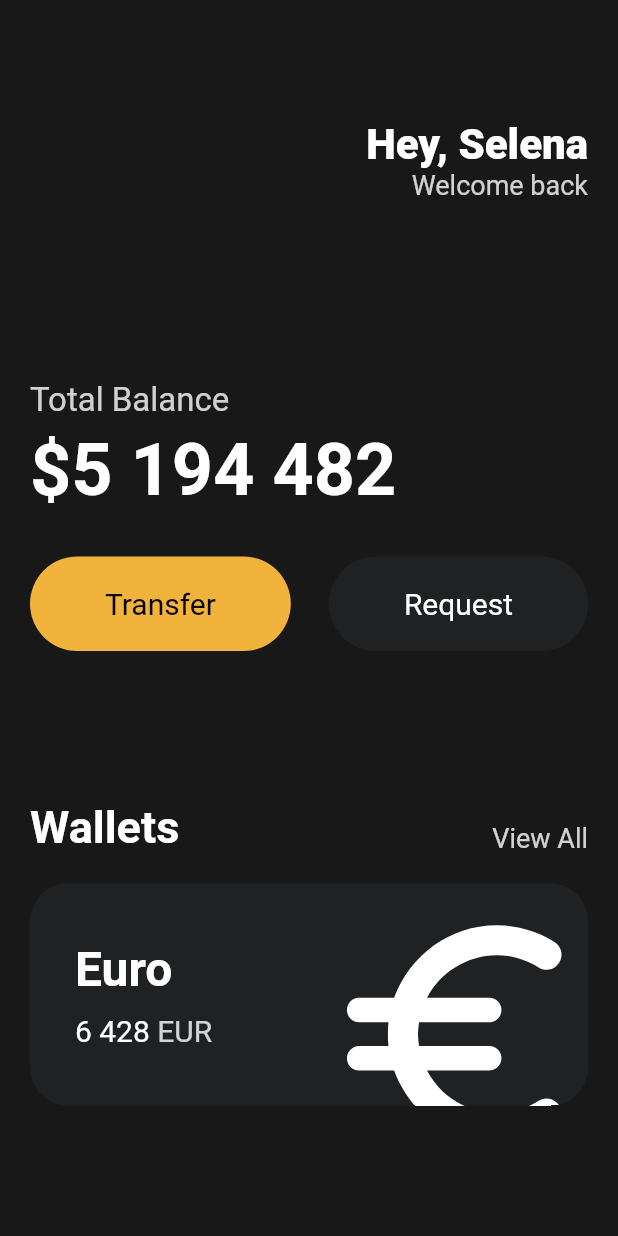
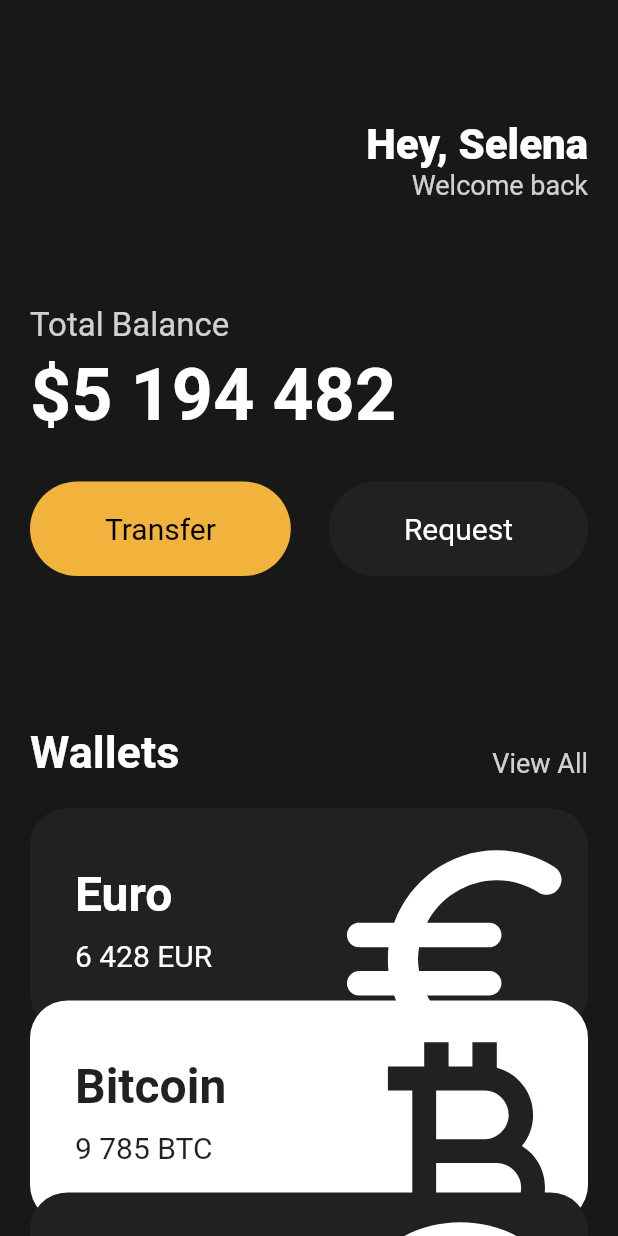
Before and after one commit to haribo09876/Toonflix, a Flutter app: the screen it shows after launch, on a phone screen of 412 x 824 dp. Run offline on Flutter 3.47's test engine with Material 2 defaults, Android fonts, the phone set to English and light mode, and no system bars.

Commit message:
20230714
by KYW

```diff
--- a/lib/main.dart
+++ b/lib/main.dart
@@ -1,5 +1,6 @@
 import 'package:flutter/material.dart';
 import 'package:toonflix/widgets/button.dart';
+import 'package:toonflix/widgets/currency_card.dart';
 
 void main() {
   runApp(const App());
@@ -13,7 +14,8 @@ class App extends StatelessWidget {
     return MaterialApp(
       home: Scaffold(
         backgroundColor: const Color(0xFF181818),
-        body: Padding(
+        body: SingleChildScrollView(
+          child: Padding(
             padding: const EdgeInsets.symmetric(
               horizontal: 20,
             ),
@@ -49,7 +51,7 @@ class App extends StatelessWidget {
                   ],
                 ),
                 const SizedBox(
-                height: 120,
+                  height: 70,
                 ),
                 Text(
                   'Total Balance',
@@ -111,73 +113,37 @@ class App extends StatelessWidget {
                 const SizedBox(
                   height: 20,
                 ),
-              Container(
-                clipBehavior: Clip.hardEdge,
-                decoration: BoxDecoration(
-                  color: const Color(0xFF1F2123),
-                  borderRadius: BorderRadius.circular(25),
+                const CurrencyCard(
+                  name: 'Euro',
+                  code: 'EUR',
+                  amount: '6 428',
+                  icon: Icons.euro_rounded,
+                  isInverted: false,
                 ),
-                child: Padding(
-                  padding: const EdgeInsets.all(30),
-                  child: Row(
-                    mainAxisAlignment: MainAxisAlignment.spaceBetween,
-                    children: [
-                      Column(
-                        crossAxisAlignment: CrossAxisAlignment.start,
-                        children: [
-                          const Text(
-                            'Euro',
-                            style: TextStyle(
-                              color: Colors.white,
-                              fontSize: 32,
-                              fontWeight: FontWeight.w600,
+                Transform.translate(
+                  offset: const Offset(0, -20),
+                  child: const CurrencyCard(
+                    name: 'Bitcoin',
+                    code: 'BTC',
+                    amount: '9 785',
+                    icon: Icons.currency_bitcoin,
+                    isInverted: true,
                   ),
                 ),
-                          const SizedBox(
-                            height: 10,
-                          ),
-                          Row(
-                            children: [
-                              const Text(
-                                '6 428',
-                                style: TextStyle(
-                                  color: Colors.white,
-                                  fontSize: 20,
-                                  fontWeight: FontWeight.w400,
-                                ),
-                              ),
-                              const SizedBox(
-                                width: 5,
-                              ),
-                              Text(
-                                'EUR',
-                                style: TextStyle(
-                                  color: Colors.white.withOpacity(0.8),
-                                  fontSize: 20,
-                                ),
-                              ),
-                            ],
-                          )
-                        ],
-                      ),
-                      Transform.scale(
-                        scale: 2.2,
-                        child: Transform.translate(
-                          offset: const Offset(-5, 12),
-                          child: const Icon(
-                            Icons.euro_rounded,
-                            color: Colors.white,
-                            size: 88,
-                          ),
+                Transform.translate(
+                  offset: const Offset(0, -40),
+                  child: const CurrencyCard(
+                    name: 'Dallar',
+                    code: 'USD',
+                    amount: '428',
+                    icon: Icons.monetization_on_outlined,
+                    isInverted: false,
                   ),
                 ),
               ],
             ),
           ),
         ),
-            ],
-          ),
-        ),
       ),
     );
   }
--- /dev/null
+++ b/lib/widgets/currency_card.dart
@@ -0,0 +1,86 @@
+import 'package:flutter/material.dart';
+
+class CurrencyCard extends StatelessWidget {
+  final String name, code, amount;
+  final IconData icon;
+  final bool isInverted;
+
+  final _blackColor = const Color(0xFF1F2123);
+
+  const CurrencyCard({
+    super.key,
+    required this.name,
+    required this.code,
+    required this.amount,
+    required this.icon,
+    required this.isInverted,
+  });
+
+  @override
+  Widget build(BuildContext context) {
+    return Container(
+      clipBehavior: Clip.hardEdge,
+      decoration: BoxDecoration(
+        color: isInverted ? Colors.white : _blackColor,
+        borderRadius: BorderRadius.circular(25),
+      ),
+      child: Padding(
+        padding: const EdgeInsets.all(30),
+        child: Row(
+          mainAxisAlignment: MainAxisAlignment.spaceBetween,
+          children: [
+            Column(
+              crossAxisAlignment: CrossAxisAlignment.start,
+              children: [
+                Text(
+                  name,
+                  style: TextStyle(
+                    color: isInverted ? _blackColor : Colors.white,
+                    fontSize: 32,
+                    fontWeight: FontWeight.w600,
+                  ),
+                ),
+                const SizedBox(
+                  height: 10,
+                ),
+                Row(
+                  children: [
+                    Text(
+                      amount,
+                      style: TextStyle(
+                        color: isInverted ? _blackColor : Colors.white,
+                        fontSize: 20,
+                        fontWeight: FontWeight.w400,
+                      ),
+                    ),
+                    const SizedBox(
+                      width: 5,
+                    ),
+                    Text(
+                      code,
+                      style: TextStyle(
+                        color: isInverted ? _blackColor : Colors.white,
+                        fontSize: 20,
+                      ),
+                    ),
+                  ],
+                )
+              ],
+            ),
+            Transform.scale(
+              scale: 2.2,
+              child: Transform.translate(
+                offset: const Offset(-5, 12),
+                child: Icon(
+                  icon,
+                  color: isInverted ? _blackColor : Colors.white,
+                  size: 88,
+                ),
+              ),
+            ),
+          ],
+        ),
+      ),
+    );
+  }
+}
```
Lines whose indentation alone changed are shown as unchanged.
